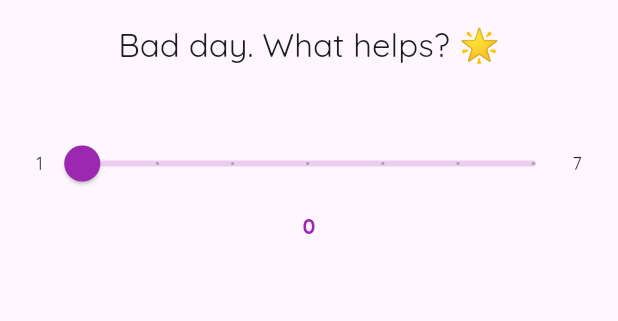
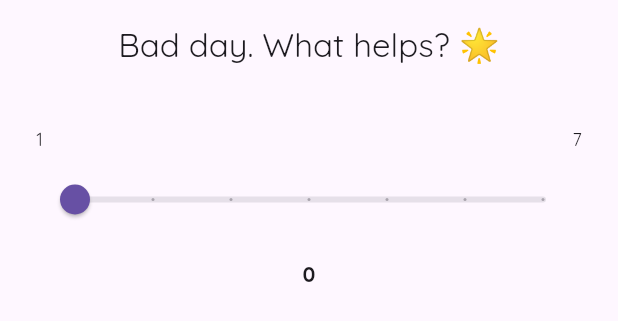
Before and after one commit to cdthedrummer/quizdumb, a Flutter app: the ScaleQuestion widget shown alone on an empty page, opened directly with sample values from the repository, on a phone screen of 412 x 824 dp. Shown: the top 321 px of the screen. Run offline on Flutter 3.47's test engine with Material 3 defaults, Android fonts, the phone set to English and light mode, and no system bars.

Commit message:
Update ScaleQuestion with improved styling and layout

```diff
--- a/lib/widgets/scale_question.dart
+++ b/lib/widgets/scale_question.dart
@@ -1,7 +1,7 @@
 import 'package:flutter/material.dart';
 import '../models/question.dart';
 
-class ScaleQuestion extends StatefulWidget {
+class ScaleQuestion extends StatelessWidget {
   final Question question;
   final Function(double) onChanged;
   final double currentValue;
@@ -14,66 +14,58 @@ class ScaleQuestion extends StatefulWidget {
   }) : super(key: key);
 
   @override
-  State<ScaleQuestion> createState() => _ScaleQuestionState();
-}
+  Widget build(BuildContext context) {
+    final theme = Theme.of(context);
 
-class _ScaleQuestionState extends State<ScaleQuestion> {
-  @override
-  Widget build(BuildContext context) {
     return Column(
       crossAxisAlignment: CrossAxisAlignment.stretch,
       children: [
         Padding(
           padding: const EdgeInsets.all(16.0),
           child: Text(
-            widget.question.text,
-            style: Theme.of(context).textTheme.titleLarge,
+            question.text,
+            style: theme.textTheme.titleLarge,
             textAlign: TextAlign.center,
           ),
         ),
         const SizedBox(height: 24),
         Padding(
           padding: const EdgeInsets.symmetric(horizontal: 24.0),
-          child: Row(
+          child: Column(
+            children: [
+              Row(
+                mainAxisAlignment: MainAxisAlignment.spaceBetween,
                 children: [
                   Text(
-                widget.question.getScaleLabel(1),
-                style: Theme.of(context).textTheme.bodySmall,
+                    question.getScaleLabel(1),
+                    style: theme.textTheme.bodySmall,
                   ),
-              Expanded(
-                child: SliderTheme(
-                  data: SliderTheme.of(context).copyWith(
-                    activeTrackColor: Colors.purple,
-                    inactiveTrackColor: Colors.purple.withOpacity(0.2),
-                    thumbColor: Colors.purple,
-                    overlayColor: Colors.purple.withOpacity(0.1),
-                    trackHeight: 4.0,
-                    thumbShape: const RoundSliderThumbShape(enabledThumbRadius: 12.0),
-                    overlayShape: const RoundSliderOverlayShape(overlayRadius: 24.0),
+                  Text(
+                    question.getScaleLabel(7),
+                    style: theme.textTheme.bodySmall,
                   ),
+                ],
+              ),
+              const SizedBox(height: 8),
+              SliderTheme(
+                data: theme.sliderTheme,
                 child: Slider(
-                    value: widget.currentValue,
+                  value: currentValue,
                   min: 1.0,
                   max: 7.0,
                   divisions: 6,
-                    onChanged: widget.onChanged,
+                  onChanged: onChanged,
                 ),
-                ),
-              ),
-              Text(
-                widget.question.getScaleLabel(7),
-                style: Theme.of(context).textTheme.bodySmall,
               ),
             ],
           ),
         ),
         Center(
           child: Padding(
-            padding: const EdgeInsets.all(8.0),
+            padding: const EdgeInsets.all(16.0),
             child: Text(
-              widget.question.getScaleLabel(widget.currentValue.round()),
-              style: Theme.of(context).textTheme.bodyMedium?.copyWith(
-                    color: Colors.purple,
+              question.getScaleLabel(currentValue.round()),
+              style: theme.textTheme.bodyMedium?.copyWith(
                 fontWeight: FontWeight.bold,
               ),
             ),
```
Lines whose indentation alone changed are shown as unchanged.
